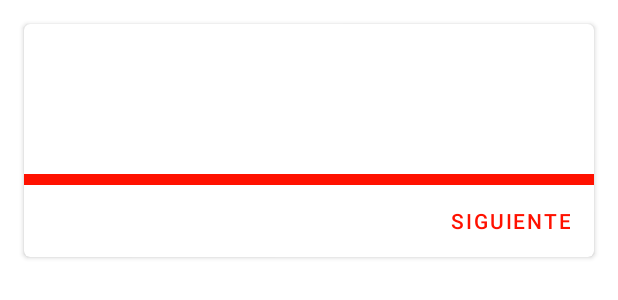
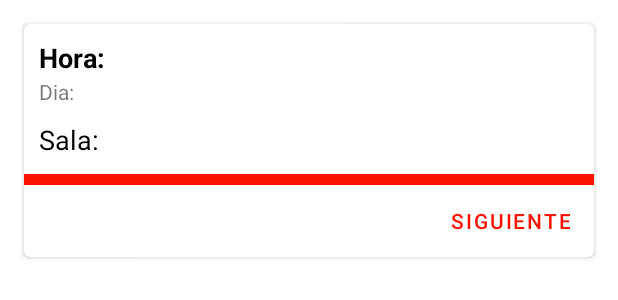
Before and after one commit to ProyectoENV/Cine2, an Android app: the layout recyclerviewitemsalas.xml on its own in the app's theme, with its tools: preview values and no code run, on a phone screen of 412 x 824 dp. Shown: the top 300 px of the screen. Run offline under Robolectric (Android 15) with nearby library versions, the phone set to English and light mode, and no system bars.

Commit message:
Cambio diseño salas y barra desplegable. Reubicación del MainActivity

```diff
--- a/app/src/main/AndroidManifest.xml
+++ b/app/src/main/AndroidManifest.xml
@@ -29,7 +29,7 @@
             </intent-filter>
         </activity>
         <activity
-            android:name="com.example.proyectocine.MainActivity"
+            android:name="com.example.proyectocine.ui.MainActivity"
             android:label="@string/app_name"
             android:theme="@style/Theme.Proyecto_Cine.NoActionBar" />
         <activity
--- a/app/src/main/java/com/example/proyectocine/Cines/ActivityEntrada.java
+++ b/app/src/main/java/com/example/proyectocine/Cines/ActivityEntrada.java
@@ -19,7 +19,7 @@ import com.braintreepayments.api.dropin.DropInRequest;
 import com.braintreepayments.api.dropin.DropInResult;
 import com.braintreepayments.api.exceptions.InvalidArgumentException;
 import com.braintreepayments.api.models.PayPalRequest;
-import com.example.proyectocine.MainActivity;
+import com.example.proyectocine.ui.MainActivity;
 import com.example.proyectocine.Objetos.Factura;
 import com.example.proyectocine.R;
 import com.google.firebase.auth.FirebaseAuth;
--- a/app/src/main/java/com/example/proyectocine/LoginRegister/ActivityLogin.java
+++ b/app/src/main/java/com/example/proyectocine/LoginRegister/ActivityLogin.java
@@ -2,10 +2,7 @@ package com.example.proyectocine.LoginRegister;
 
 import androidx.annotation.NonNull;
 import androidx.appcompat.app.AppCompatActivity;
-import androidx.core.app.ActivityCompat;
 
-import android.content.BroadcastReceiver;
-import android.content.Context;
 import android.content.Intent;
 import android.net.ConnectivityManager;
 import android.net.NetworkInfo;
@@ -15,7 +12,7 @@ import android.widget.Button;
 import android.widget.EditText;
 import android.widget.Toast;
 
-import com.example.proyectocine.MainActivity;
+import com.example.proyectocine.ui.MainActivity;
 import com.example.proyectocine.R;
 import com.google.android.gms.tasks.OnCompleteListener;
 import com.google.android.gms.tasks.Task;
--- a/app/src/main/java/com/example/proyectocine/LoginRegister/RegisterActivity.java
+++ b/app/src/main/java/com/example/proyectocine/LoginRegister/RegisterActivity.java
@@ -9,7 +9,7 @@ import android.widget.Button;
 import android.widget.EditText;
 import android.widget.Toast;
 
-import com.example.proyectocine.MainActivity;
+import com.example.proyectocine.ui.MainActivity;
 import com.example.proyectocine.R;
 import com.google.firebase.auth.FirebaseAuth;
 import com.google.firebase.database.DatabaseReference;
--- a/app/src/main/java/com/example/proyectocine/entradas/botonera_entradas_activity.java
+++ b/app/src/main/java/com/example/proyectocine/entradas/botonera_entradas_activity.java
@@ -14,8 +14,8 @@ import android.widget.ImageButton;
 import android.widget.Toast;
 
 import com.example.proyectocine.Cines.ActivityEntrada;
-import com.example.proyectocine.MainActivity;
 import com.example.proyectocine.R;
+import com.example.proyectocine.ui.MainActivity;
 import com.google.firebase.database.DataSnapshot;
 import com.google.firebase.database.DatabaseError;
 import com.google.firebase.database.DatabaseReference;
@@ -57,7 +57,7 @@ public class botonera_entradas_activity extends AppCompatActivity {
                 activeNetwork.isConnectedOrConnecting();
         if(isConnected == false ){
             Toast.makeText(this,"Conecte su dispositivo a internet antes  continuar", Toast.LENGTH_LONG).show();
-            startActivity(new Intent(this,MainActivity.class));
+            startActivity(new Intent(this, MainActivity.class));
         }
         mDataBase = FirebaseDatabase.getInstance().getReference();
         id_asientos_ocupados= new ArrayList<>();
--- a/app/src/main/java/com/example/proyectocine/MainActivity.java
+++ b/app/src/main/java/com/example/proyectocine/ui/MainActivity.java
@@ -1,4 +1,4 @@
-package com.example.proyectocine;
+package com.example.proyectocine.ui;
 
 import android.content.Intent;
 import android.os.Bundle;
@@ -8,6 +8,7 @@ import android.view.Menu;
 import android.widget.TextView;
 
 import com.example.proyectocine.LoginRegister.ActivityLogin;
+import com.example.proyectocine.R;
 import com.google.android.material.floatingactionbutton.FloatingActionButton;
 import com.google.android.material.snackbar.Snackbar;
 import com.google.android.material.navigation.NavigationView;
--- a/app/src/main/java/com/example/proyectocine/ui/gallery/GalleryFragment.java
+++ b/app/src/main/java/com/example/proyectocine/ui/gallery/GalleryFragment.java
@@ -19,7 +19,7 @@ import androidx.recyclerview.widget.LinearLayoutManager;
 import androidx.recyclerview.widget.RecyclerView;
 
 import com.example.proyectocine.Adapters.Adapter_facturas;
-import com.example.proyectocine.MainActivity;
+import com.example.proyectocine.ui.MainActivity;
 import com.example.proyectocine.Objetos.Factura;
 import com.example.proyectocine.Objetos.Pelicula;
 import com.example.proyectocine.Objetos.Usuario;
--- a/app/src/main/java/com/example/proyectocine/ui/home/HomeFragment.java
+++ b/app/src/main/java/com/example/proyectocine/ui/home/HomeFragment.java
@@ -20,11 +20,9 @@ import androidx.recyclerview.widget.RecyclerView;
 
 import com.example.proyectocine.Adapters.Adapter_pelicula;
 import com.example.proyectocine.Cines.ActivityCines;
-import com.example.proyectocine.LoginRegister.ActivityLogin;
-import com.example.proyectocine.MainActivity;
+import com.example.proyectocine.ui.MainActivity;
 import com.example.proyectocine.Objetos.Pelicula;
 import com.example.proyectocine.R;
-import com.example.proyectocine.entradas.botonera_entradas_activity;
 import com.google.firebase.database.DataSnapshot;
 import com.google.firebase.database.DatabaseError;
 import com.google.firebase.database.DatabaseReference;
--- a/app/src/main/res/layout/app_bar_main.xml
+++ b/app/src/main/res/layout/app_bar_main.xml
@@ -4,7 +4,7 @@
     xmlns:tools="http://schemas.android.com/tools"
     android:layout_width="match_parent"
     android:layout_height="match_parent"
-    tools:context="com.example.proyectocine.MainActivity">
+    tools:context="com.example.proyectocine.ui.MainActivity">
 
     <com.google.android.material.appbar.AppBarLayout
         android:layout_width="match_parent"
--- a/app/src/main/res/layout/recyclerviewitemsalas.xml
+++ b/app/src/main/res/layout/recyclerviewitemsalas.xml
@@ -26,30 +26,75 @@
                 android:layout_height="100dp"
                 android:orientation="vertical">
 
+                <LinearLayout
+                    android:layout_width="match_parent"
+                    android:layout_height="35dp"
+                    android:orientation="horizontal">
+
+                    <TextView
+                        android:id="@+id/Prehora"
+                        android:layout_width="90dp"
+                        android:layout_height="wrap_content"
+                        android:layout_marginTop="10dp"
+                        android:paddingLeft="10dp"
+                        android:text="Hora:"
+                        android:textColor="@color/black"
+                        android:textSize="18sp"
+                        android:textStyle="bold" />
+
                     <TextView
                         android:id="@+id/hora"
-                    android:layout_width="match_parent"
+                        android:layout_width="280dp"
                         android:layout_height="wrap_content"
                         android:layout_marginTop="10dp"
                         android:paddingLeft="10dp"
                         android:textColor="@color/black"
                         android:textSize="18sp"
                         android:textStyle="bold" />
+                </LinearLayout>
+
+                <LinearLayout
+                    android:layout_width="match_parent"
+                    android:layout_height="29dp"
+                    android:orientation="horizontal">
+
+                    <TextView
+                        android:id="@+id/Predia"
+                        android:layout_width="90dp"
+                        android:layout_height="29dp"
+                        android:paddingLeft="10dp"
+                        android:text="Dia:" />
 
                     <TextView
                         android:id="@+id/dia"
-                    android:layout_width="match_parent"
+                        android:layout_width="280dp"
                         android:layout_height="29dp"
                         android:paddingLeft="10dp" />
 
+                </LinearLayout>
+
+                <LinearLayout
+                    android:layout_width="match_parent"
+                    android:layout_height="40dp"
+                    android:orientation="horizontal">
+
+                    <TextView
+                        android:id="@+id/Presala"
+                        android:layout_width="90dp"
+                        android:layout_height="40dp"
+                        android:paddingLeft="10dp"
+                        android:text="Sala:"
+                        android:textColor="@color/black"
+                        android:textSize="18sp" />
+
                     <TextView
                         android:id="@+id/sala"
-                    android:layout_width="match_parent"
+                        android:layout_width="280dp"
                         android:layout_height="40dp"
                         android:paddingLeft="10dp"
                         android:textColor="@color/black"
                         android:textSize="18sp" />
-
+                </LinearLayout>
             </LinearLayout>
 
         </LinearLayout>
--- a/app/src/main/res/menu/activity_main_drawer.xml
+++ b/app/src/main/res/menu/activity_main_drawer.xml
@@ -6,15 +6,12 @@
     <group android:checkableBehavior="single">
         <item
             android:id="@+id/nav_home"
-            android:icon="@drawable/ic_menu_camera"
-            android:title="@string/menu_home" />
+            android:title="@string/menu_Peliculas" />
         <item
             android:id="@+id/nav_gallery"
-            android:icon="@drawable/ic_menu_gallery"
-            android:title="@string/menu_gallery" />
+            android:title="@string/menu_Perfil" />
         <item
             android:id="@+id/nav_slideshow"
-            android:icon="@drawable/ic_menu_slideshow"
-            android:title="@string/menu_slideshow" />
+            android:title="@string/menu_Informacion" />
     </group>
 </menu>
--- a/app/src/main/res/values/strings.xml
+++ b/app/src/main/res/values/strings.xml
@@ -9,6 +9,9 @@
     <string name="menu_home">Home</string>
     <string name="menu_gallery">Gallery</string>
     <string name="menu_slideshow">Slideshow</string>
+    <string name="menu_Informacion">Información</string>
+    <string name="menu_Perfil">Perfil</string>
+    <string name="menu_Peliculas">Películas</string>
     <string name="title_activity_info_pelicula">Info_pelicula</string>
     <!--
     This string is used for square devices and overridden by hello_world in
```
Lines whose indentation alone changed are shown as unchanged.
